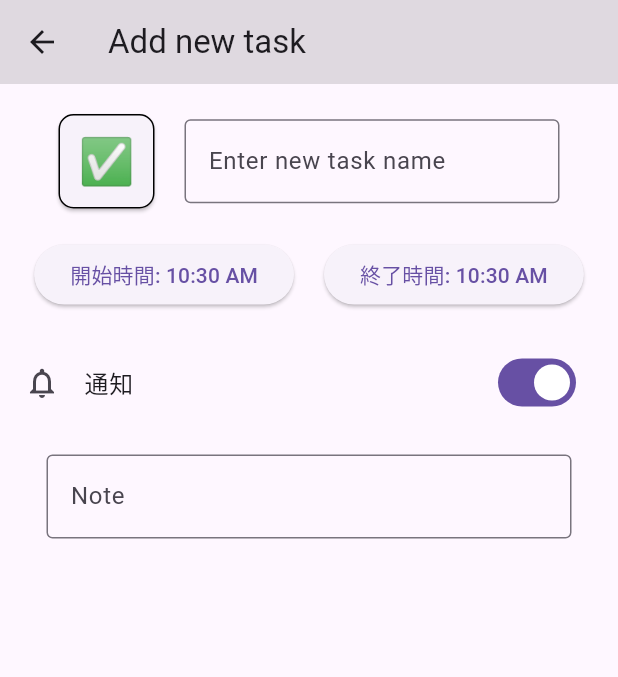
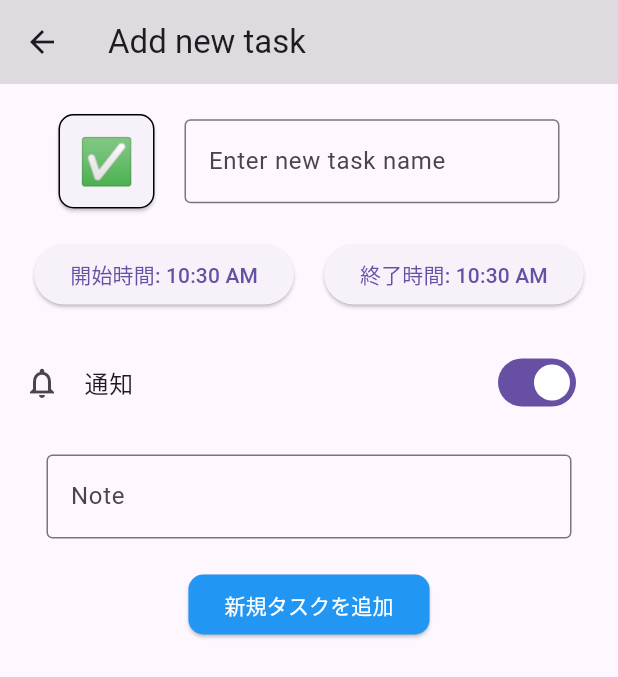
Before and after one commit to y-ma3/routine-app, a Flutter app: the InputForm screen opened directly, on a phone screen of 412 x 824 dp. Shown: the top 677 px of the screen. Run offline on Flutter 3.47's test engine with Material 3 defaults, Android fonts, the phone set to English and light mode, and no system bars; missing offline and left inert: emoji_selector; generated files the repository leaves out were written again.

Commit message:
feat: 新規タスク追加ボタンを追加

```diff
--- a/lib/view/input_form/input_form_view.dart
+++ b/lib/view/input_form/input_form_view.dart
@@ -167,6 +167,22 @@ class InputFormState extends State<InputForm> {
                 maxLines: null,
               ),
             ),
+            const Padding(
+              padding: EdgeInsets.all(10),
+            ),
+            ElevatedButton(
+              style: ElevatedButton.styleFrom(
+                foregroundColor: Colors.white,
+                backgroundColor: Colors.blue,
+                shape: RoundedRectangleBorder(
+                  borderRadius: BorderRadius.circular(10),
+                ),
+              ),
+              onPressed: () {
+                Navigator.pop(context);
+              },
+              child: const Text('新規タスクを追加'),
+            ),
           ],
         ),
       ),
```
